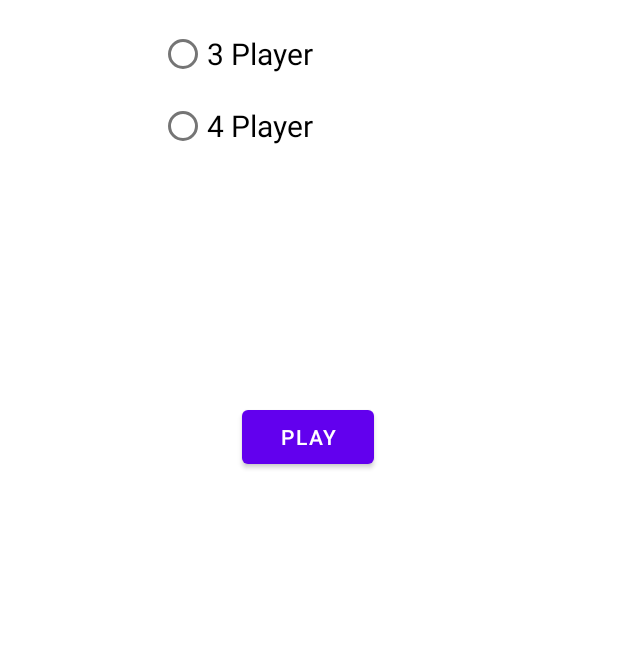
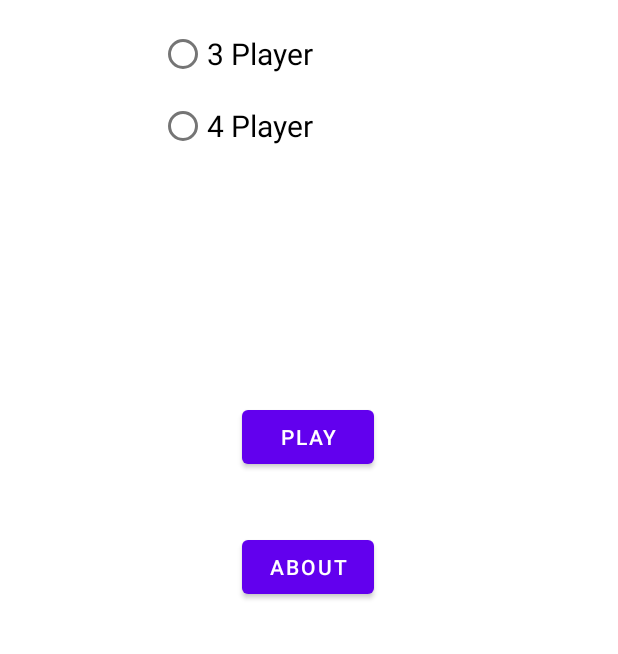
Before and after one commit to Nicolaxl/TaiwanMarbleLatest, an Android app: the screen it shows after launch (MainActivity), on a phone screen of 412 x 824 dp, the part 582-1236 px from its top. Run offline under Robolectric (Android 15) with nearby library versions, the phone set to English and light mode, and no system bars.

Commit message:
Added about

```diff
--- a/app/src/main/res/layout/activity_main.xml
+++ b/app/src/main/res/layout/activity_main.xml
@@ -103,4 +103,16 @@
         app:layout_constraintTop_toTopOf="@id/titleCH"
         app:layout_constraintVertical_bias="0.752" />
 
+    <Button
+        android:id="@+id/about"
+        android:layout_width="wrap_content"
+        android:layout_height="wrap_content"
+        android:text="About"
+        app:layout_constraintBottom_toBottomOf="parent"
+        app:layout_constraintHorizontal_bias="0.498"
+        app:layout_constraintLeft_toLeftOf="parent"
+        app:layout_constraintRight_toRightOf="parent"
+        app:layout_constraintTop_toTopOf="@id/titleCH"
+        app:layout_constraintVertical_bias="0.930" />
+
 </androidx.constraintlayout.widget.ConstraintLayout>
```
Also changed, not shown: app/src/main/java/com/leiguoliang/taiwanmarblelatest/MainActivity.java (+27 -1 lines), app/src/main/res/drawable-v24/about.png (added).
